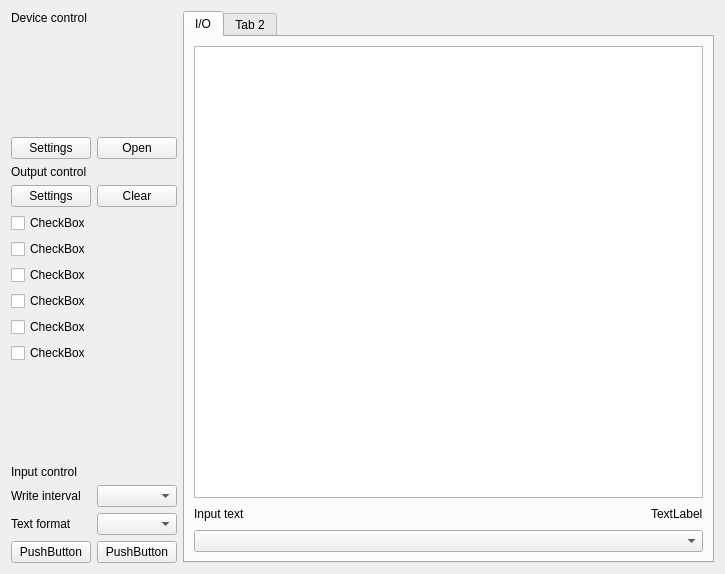
Qt form src/toolsui/SAKToolBoxUi.ui (x-tools-author/x-tools) before a commit.
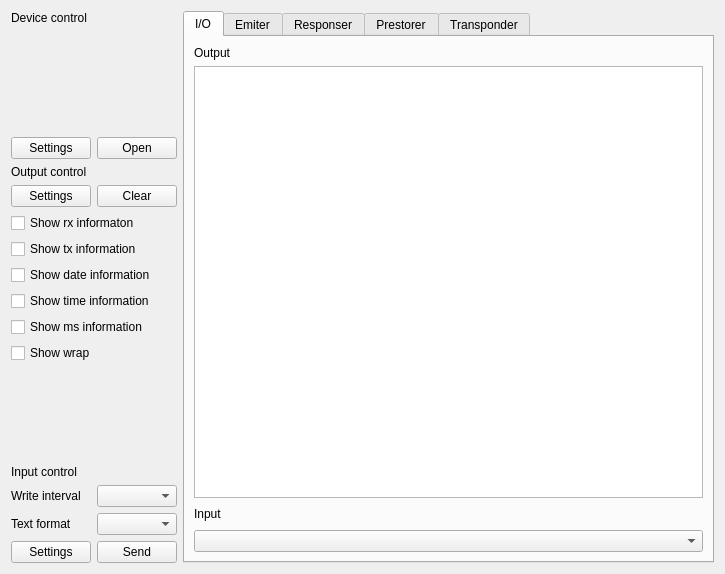
The same form after that commit.

```diff
--- a/src/toolsui/SAKToolBoxUi.ui
+++ b/src/toolsui/SAKToolBoxUi.ui
@@ -19,23 +19,23 @@
      <property name="currentIndex">
       <number>0</number>
      </property>
-     <widget class="QWidget" name="tab">
+     <widget class="QWidget" name="tabIO">
       <attribute name="title">
        <string>I/O</string>
       </attribute>
       <layout class="QGridLayout" name="gridLayout_2">
-       <item row="0" column="0" colspan="3">
-        <widget class="QTextBrowser" name="textBrowser"/>
+       <item row="1" column="0" colspan="3">
+        <widget class="QTextBrowser" name="textBrowserOutput"/>
        </item>
-       <item row="1" column="0">
+       <item row="2" column="0">
         <widget class="QLabel" name="label">
          <property name="text">
-          <string>Input text</string>
+          <string>Input</string>
          </property>
         </widget>
        </item>
-       <item row="2" column="0" colspan="3">
-        <widget class="QComboBox" name="comboBox">
+       <item row="3" column="0" colspan="3">
+        <widget class="QComboBox" name="comboBoxInput">
          <property name="sizePolicy">
           <sizepolicy hsizetype="Expanding" vsizetype="Fixed">
            <horstretch>0</horstretch>
@@ -44,14 +44,14 @@
          </property>
         </widget>
        </item>
-       <item row="1" column="2">
+       <item row="2" column="2">
         <widget class="QLabel" name="label_7">
          <property name="text">
-          <string>TextLabel</string>
+          <string> </string>
          </property>
         </widget>
        </item>
-       <item row="1" column="1">
+       <item row="2" column="1">
         <spacer name="horizontalSpacer">
          <property name="orientation">
           <enum>Qt::Horizontal</enum>
@@ -64,11 +64,37 @@
          </property>
         </spacer>
        </item>
+       <item row="0" column="0" colspan="3">
+        <layout class="QHBoxLayout" name="horizontalLayout">
+         <item>
+          <widget class="QLabel" name="label_8">
+           <property name="text">
+            <string>Output</string>
+           </property>
+          </widget>
+         </item>
+        </layout>
+       </item>
       </layout>
      </widget>
-     <widget class="QWidget" name="tab_2">
+     <widget class="QWidget" name="tabEmiter">
       <attribute name="title">
-       <string>Tab 2</string>
+       <string>Emiter</string>
+      </attribute>
+     </widget>
+     <widget class="QWidget" name="tabResponser">
+      <attribute name="title">
+       <string>Responser</string>
+      </attribute>
+     </widget>
+     <widget class="QWidget" name="tabPrestorer">
+      <attribute name="title">
+       <string>Prestorer</string>
+      </attribute>
+     </widget>
+     <widget class="QWidget" name="tabTransponder">
+      <attribute name="title">
+       <string>Transponder</string>
       </attribute>
      </widget>
     </widget>
@@ -80,7 +106,7 @@
        <number>0</number>
       </property>
       <item row="2" column="0">
-       <widget class="QPushButton" name="pushButton">
+       <widget class="QPushButton" name="pushButtonDeviceSettings">
         <property name="text">
          <string>Settings</string>
         </property>
@@ -101,7 +127,7 @@
        </widget>
       </item>
       <item row="1" column="0" colspan="2">
-       <widget class="QWidget" name="widget_2" native="true">
+       <widget class="QWidget" name="widgetDevice" native="true">
         <property name="minimumSize">
          <size>
           <width>0</width>
@@ -131,24 +157,24 @@
        </widget>
       </item>
       <item row="15" column="1">
-       <widget class="QPushButton" name="pushButton_5">
+       <widget class="QPushButton" name="pushButtonInputSend">
         <property name="text">
-         <string>PushButton</string>
+         <string>Send</string>
         </property>
        </widget>
       </item>
       <item row="15" column="0">
-       <widget class="QPushButton" name="pushButton_6">
+       <widget class="QPushButton" name="pushButtonInputSettings">
         <property name="text">
-         <string>PushButton</string>
+         <string>Settings</string>
         </property>
        </widget>
       </item>
       <item row="13" column="1">
-       <widget class="QComboBox" name="comboBox_2"/>
+       <widget class="QComboBox" name="comboBoxInputIntervel"/>
       </item>
       <item row="14" column="1">
-       <widget class="QComboBox" name="comboBox_3"/>
+       <widget class="QComboBox" name="comboBoxInputFormat"/>
       </item>
       <item row="12" column="0" colspan="2">
        <widget class="QLabel" name="label_4">
@@ -158,21 +184,21 @@
        </widget>
       </item>
       <item row="4" column="0">
-       <widget class="QPushButton" name="pushButton_3">
+       <widget class="QPushButton" name="pushButtonOutputSettings">
         <property name="text">
          <string>Settings</string>
         </property>
        </widget>
       </item>
       <item row="4" column="1">
-       <widget class="QPushButton" name="pushButton_4">
+       <widget class="QPushButton" name="pushButtonOutputClear">
         <property name="text">
          <string>Clear</string>
         </property>
        </widget>
       </item>
       <item row="2" column="1">
-       <widget class="QPushButton" name="pushButton_2">
+       <widget class="QPushButton" name="pushButtonDeviceOpen">
         <property name="text">
          <string>Open</string>
         </property>
@@ -186,44 +212,44 @@
        </widget>
       </item>
       <item row="5" column="0" colspan="2">
-       <widget class="QCheckBox" name="checkBox">
+       <widget class="QCheckBox" name="checkBoxOutputRx">
         <property name="text">
-         <string>CheckBox</string>
+         <string>Show rx informaton</string>
         </property>
        </widget>
       </item>
       <item row="6" column="0" colspan="2">
-       <widget class="QCheckBox" name="checkBox_2">
+       <widget class="QCheckBox" name="checkBoxOutputTx">
         <property name="text">
-         <string>CheckBox</string>
+         <string>Show tx information</string>
         </property>
        </widget>
       </item>
       <item row="7" column="0" colspan="2">
-       <widget class="QCheckBox" name="checkBox_3">
+       <widget class="QCheckBox" name="checkBoxOutputDate">
         <property name="text">
-         <string>CheckBox</string>
+         <string>Show date information</string>
         </property>
        </widget>
       </item>
       <item row="8" column="0" colspan="2">
-       <widget class="QCheckBox" name="checkBox_4">
+       <widget class="QCheckBox" name="checkBoxOutputTime">
         <property name="text">
-         <string>CheckBox</string>
+         <string>Show time information</string>
         </property>
        </widget>
       </item>
       <item row="9" column="0" colspan="2">
-       <widget class="QCheckBox" name="checkBox_5">
+       <widget class="QCheckBox" name="checkBoxOutputMs">
         <property name="text">
-         <string>CheckBox</string>
+         <string>Show ms information</string>
         </property>
        </widget>
       </item>
       <item row="10" column="0" colspan="2">
-       <widget class="QCheckBox" name="checkBox_6">
+       <widget class="QCheckBox" name="checkBoxOutputWrap">
         <property name="text">
-         <string>CheckBox</string>
+         <string>Show wrap</string>
         </property>
        </widget>
       </item>
```
Left out of the diff: 19 changed lines with no effect on the pictures.
